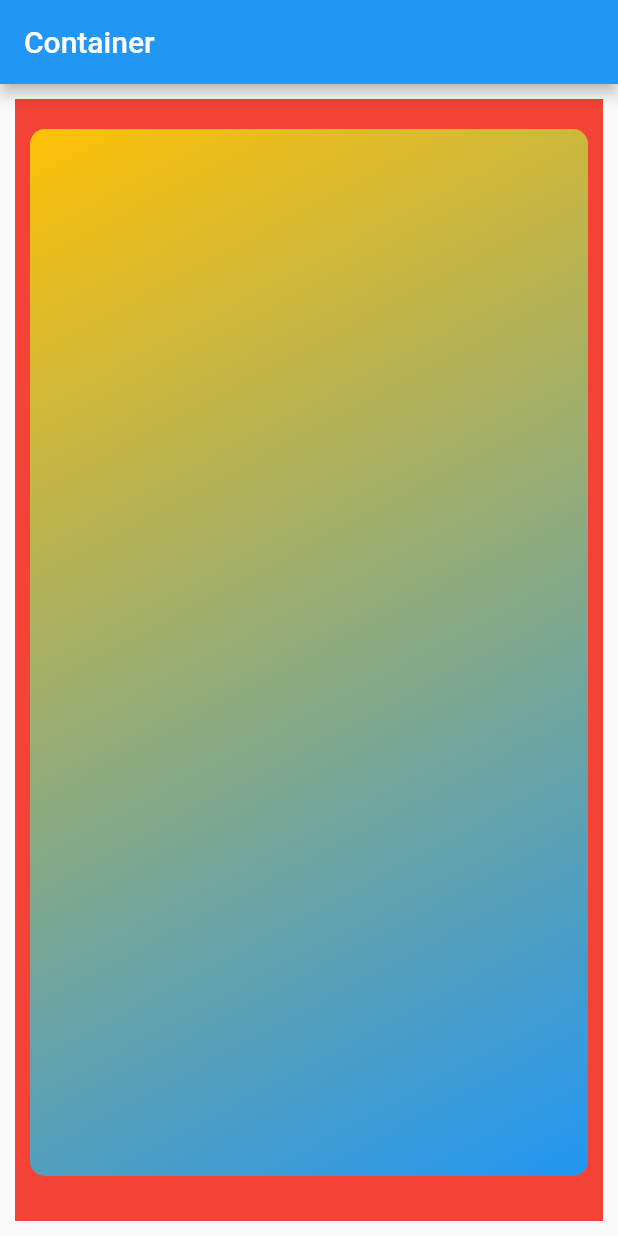
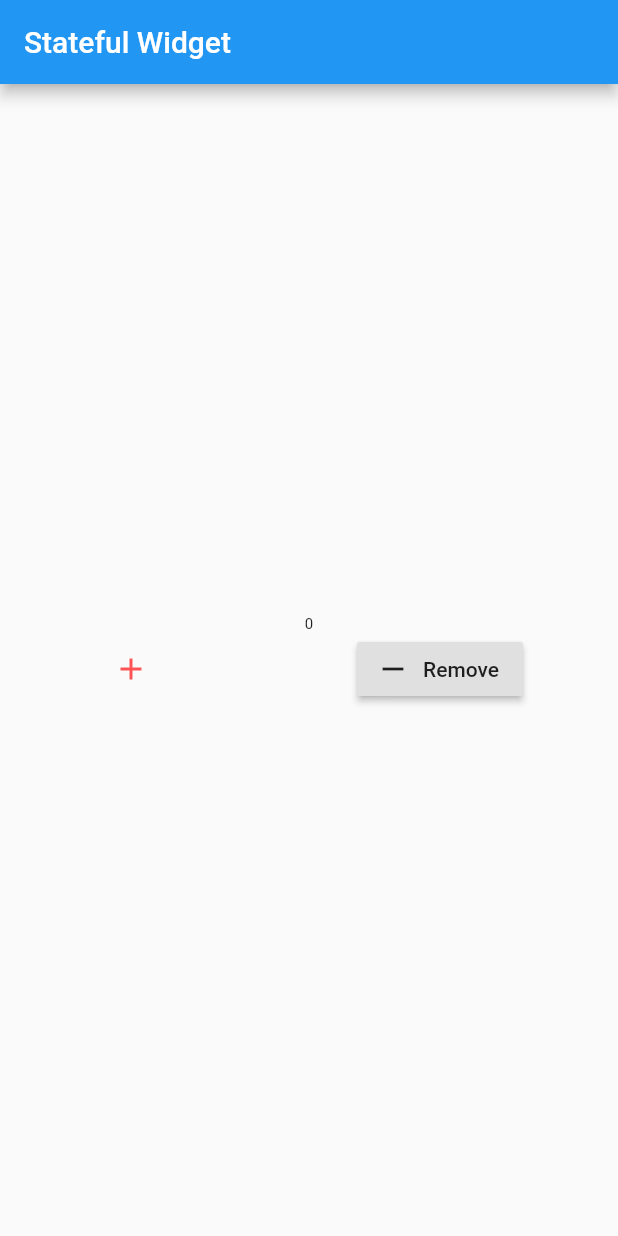
Before and after one commit to idamachmadfaizin/Learn-Flutter, a Flutter app: the screen it shows after launch, on a phone screen of 412 x 824 dp. Run offline on Flutter 3.47's test engine with Material 2 defaults, Android fonts, the phone set to English and light mode, and no system bars.

Commit message:
stateful widget

```diff
--- a/lib/main.dart
+++ b/lib/main.dart
@@ -2,30 +2,57 @@ import 'package:flutter/material.dart';
 
 void main() => runApp(MyApp());
 
-class MyApp extends StatelessWidget {
+class MyApp extends StatefulWidget {
+  @override
+  _MyAppState createState() => _MyAppState();
+}
+
+class _MyAppState extends State<MyApp> {
+  int _counter = 0;
+  void _incrementCounter() {
+    setState(() {
+      _counter++;
+    });
+  }
+
+  void _dicrementCounter() {
+    setState(() {
+      _counter--;
+    });
+  }
+
   @override
   Widget build(BuildContext context) {
     return MaterialApp(
       home: Scaffold(
-          appBar: AppBar(title: Text('Container')),
-          body: Container(
-            color: Colors.red,
-            margin: EdgeInsets.all(10),
-            padding: EdgeInsets.only(bottom: 20, top: 10),
-            child: Container(
-							margin: EdgeInsets.all(10),
-              decoration: BoxDecoration(
-                  borderRadius: BorderRadius.circular(10),
-                  gradient: LinearGradient(
-                      begin: Alignment.topLeft,
-                      end: Alignment.bottomRight,
-                      colors: <Color>[
-                        Colors.amber,
-                        Colors.blue,
-                      ]),
-                  color: Colors.blue),
-            ),
-          )),
+        appBar: AppBar(
+          title: Text('Stateful Widget'),
+        ),
+        body: Center(
+          child: Column(
+            mainAxisAlignment: MainAxisAlignment.center,
+            children: <Widget>[
+              Text(
+                '$_counter',
+                style: TextStyle(fontSize: 10 + _counter.toDouble()),
+              ),
+              Row(
+                mainAxisAlignment: MainAxisAlignment.spaceAround,
+                children: <Widget>[
+                  IconButton(
+                      icon: Icon(Icons.add),
+                      onPressed: _incrementCounter,
+                      color: Colors.redAccent),
+                  RaisedButton.icon(
+                      onPressed: _dicrementCounter,
+                      icon: Icon(Icons.remove),
+                      label: Text('Remove'))
+                ],
+              )
+            ],
+          ),
+        ),
+      ),
     );
   }
 }
```
